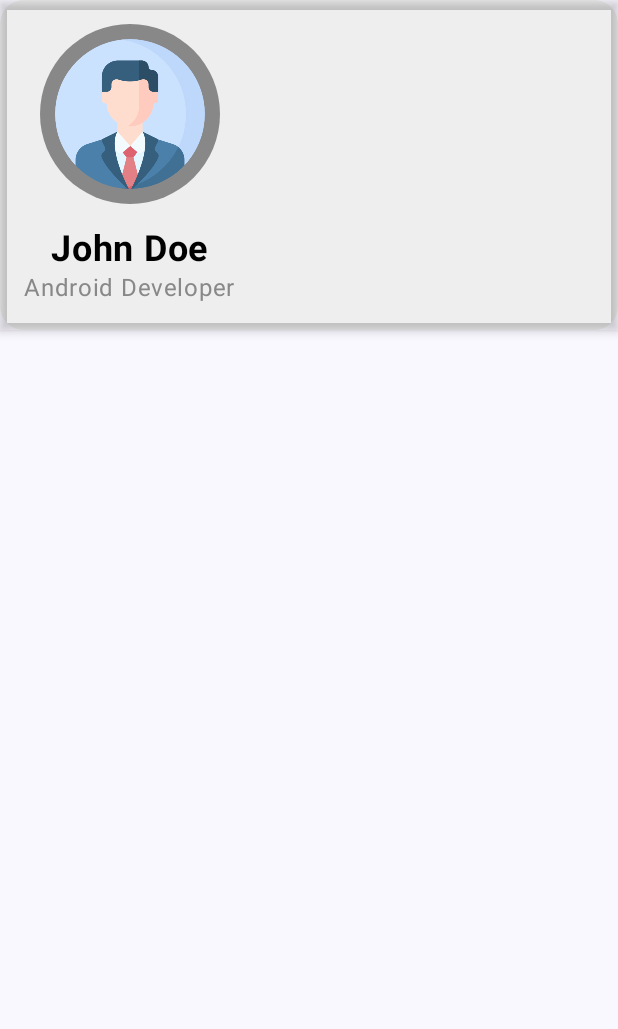
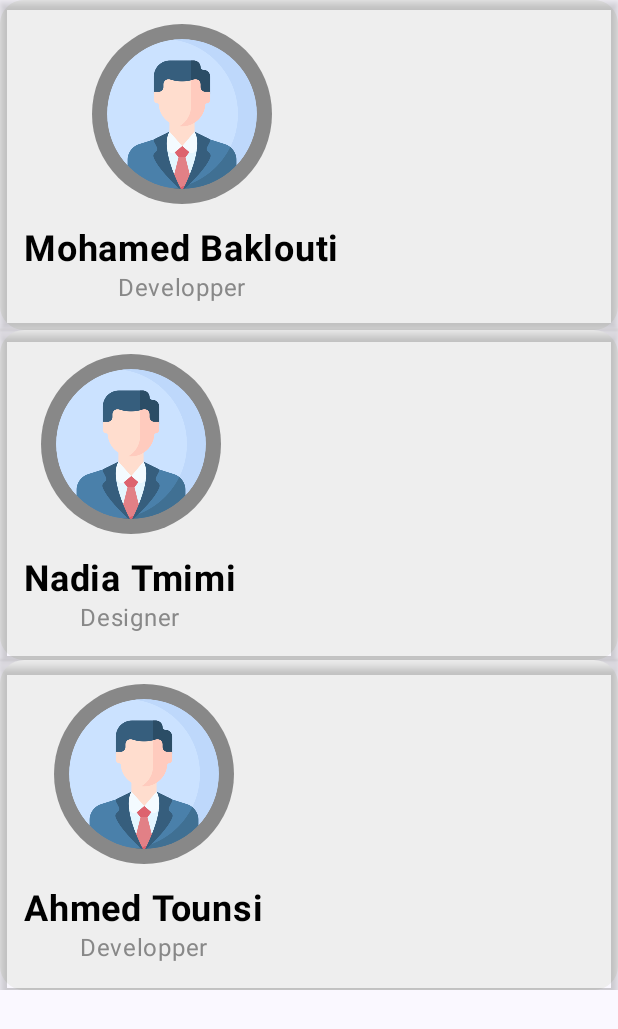
Before and after one commit to mouniraz/TP12025sem, an Android app built with Jetpack Compose: the screen it shows after launch (MainActivity), on a phone screen of 412 x 824 dp. Shown: the top 1029 px of the screen. Run offline under Robolectric (Android 15) with nearby library versions, the phone set to English and light mode, and no system bars.

Commit message:
list commit

```diff
--- a/app/src/main/java/com/example/tp12025sem2/MainActivity.kt
+++ b/app/src/main/java/com/example/tp12025sem2/MainActivity.kt
@@ -17,6 +17,8 @@ import androidx.compose.foundation.layout.fillMaxWidth
 import androidx.compose.foundation.layout.height
 import androidx.compose.foundation.layout.padding
 import androidx.compose.foundation.layout.size
+import androidx.compose.foundation.lazy.LazyColumn
+import androidx.compose.foundation.lazy.items
 import androidx.compose.foundation.shape.CircleShape
 import androidx.compose.foundation.shape.RoundedCornerShape
 import androidx.compose.material3.Button
@@ -48,8 +50,7 @@ class MainActivity : ComponentActivity() {
         setContent {
             TP12025sem2Theme {
                 Scaffold(modifier = Modifier.fillMaxSize()) { innerPadding ->
-
-                    ProfileCard(innerPadding)
+                    ProfileList(innerPadding)
                 }
             }
         }
@@ -59,7 +60,7 @@ class MainActivity : ComponentActivity() {
 
 
 @Composable
-fun ProfileCard(padding: PaddingValues) {
+fun ProfileCard(padding: PaddingValues,person: Person) {
     Box(
         modifier = Modifier
             .padding(padding)
@@ -94,17 +95,30 @@ fun ProfileCard(padding: PaddingValues) {
 
             // Text
             Text(
-                text = "John Doe",
+                text = person.name,
                 fontSize = 24.sp,
                 fontWeight = FontWeight.Bold,
                 color = Color.Black
             )
 
             Text(
-                text = "Android Developer",
+                text = person.job,
                 fontSize = 16.sp,
                 color = Color.Gray
             )
+        }
+    }
+}
+data class Person(val name:String, val job:String)
+@Composable
+fun ProfileList(padding: PaddingValues)
+{   val listPerson= arrayOf(Person("Mohamed Baklouti","Developper"),Person("Nadia Tmimi","Designer"),Person("Ahmed Tounsi","Developper"))
+
+    LazyColumn {
+        val personList=
+        items(listPerson){
+            person->
+            ProfileCard(padding,person)
         }
     }
 }
@@ -133,6 +147,6 @@ fun CounterApp(padding: PaddingValues) {
 @Composable
 fun GreetingPreview() {
     TP12025sem2Theme {
-        ProfileCard(padding = PaddingValues(20.dp))
+        ProfileCard(padding = PaddingValues(20.dp),Person("test","test"))
     }
 }
```
